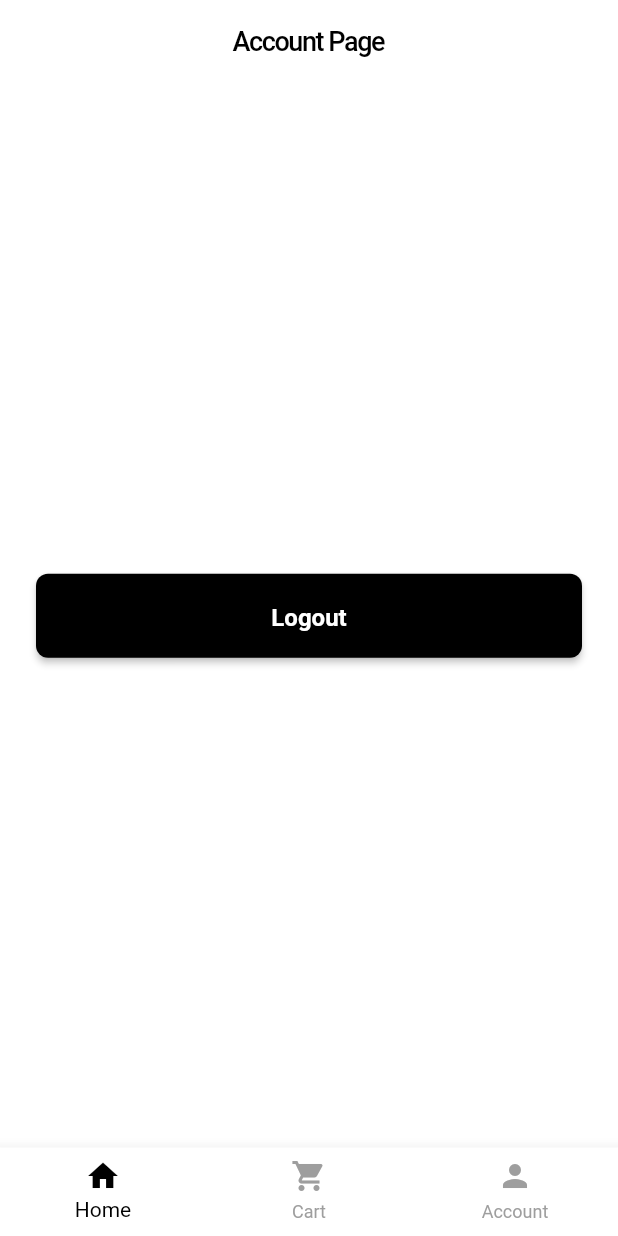
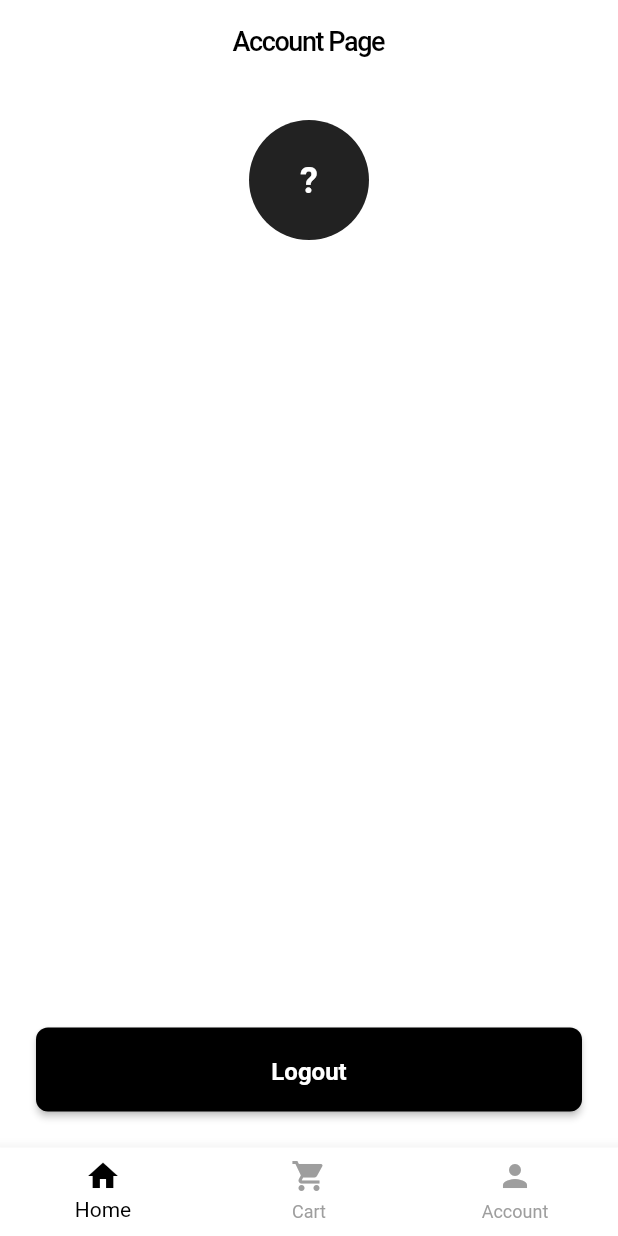
Before and after one commit to raheeldevninja/products_store, a Flutter app: the AccountPage screen opened by its route, on a phone screen of 412 x 824 dp. Run offline on Flutter 3.47's test engine with Material 3 defaults, Android fonts, the phone set to English and light mode, and no system bars; our stand-ins replace awesome_snackbar_content, cached_network_image, cloud_firestore, equatable, firebase_auth, firebase_core and 3 more; accounts and stored records are empty; generated files the repository leaves out were written again.

Commit message:
displayed user info on products and account page, fixed name issue, update display name after sign up

```diff
--- a/lib/features/account/presentation/pages/account_page.dart
+++ b/lib/features/account/presentation/pages/account_page.dart
@@ -4,6 +4,7 @@ import 'package:go_router/go_router.dart';
 import 'package:products_store/core/ui/widgets/app_button.dart';
 import 'package:products_store/core/ui/widgets/app_dialog.dart';
 import 'package:products_store/core/ui/widgets/base_app_bar.dart';
+import 'package:products_store/core/ui/widgets/loading_indicator.dart';
 import 'package:products_store/features/auth/presentation/bloc/auth_bloc.dart';
 
 class AccountPage extends StatelessWidget {
@@ -13,17 +14,61 @@ class AccountPage extends StatelessWidget {
   Widget build(BuildContext context) {
     return Scaffold(
       appBar: BaseAppBar(title: 'Account Page'),
-      body: BlocListener<AuthBloc, AuthState>(
+      body: BlocConsumer<AuthBloc, AuthState>(
         listener: (context, state) {
           if (state is AuthUnauthenticated) {
             context.go('/signIn');
           }
         },
-        child: Padding(
+        builder: (context, state) {
+
+          if(state is AuthAuthenticated) {
+
+            final user = state.user;
+
+            // Build initials
+            final initials = (user.name.isNotEmpty
+                ? user.name.trim().split(' ').map((e) => e[0]).take(2).join()
+                : user.email.isNotEmpty
+                ? user.email[0]
+                : '?')
+                .toUpperCase();
+
+            return  Padding(
               padding: const EdgeInsets.all(24.0),
               child: Column(
                 mainAxisAlignment: MainAxisAlignment.center,
                 children: [
+
+                  CircleAvatar(
+                    radius: 40,
+                    backgroundColor: Colors.black87,
+                    child: Text(
+                      initials,
+                      style: const TextStyle(
+                        color: Colors.white,
+                        fontSize: 24,
+                        fontWeight: FontWeight.bold,
+                      ),
+                    ),
+                  ),
+                  const SizedBox(height: 16),
+                  Text(
+                    user.name,
+                    style: const TextStyle(
+                      fontSize: 20,
+                      fontWeight: FontWeight.w600,
+                    ),
+                  ),
+                  const SizedBox(height: 4),
+                  Text(
+                    user.email,
+                    style: const TextStyle(
+                      fontSize: 16,
+                      color: Colors.grey,
+                    ),
+                  ),
+                  const Spacer(),
 
                   //logout button
                   AppButton(
@@ -33,7 +78,11 @@ class AccountPage extends StatelessWidget {
 
                 ],
               ),
-        ),
+            );
+          }
+
+          return LoadingIndicator();
+        },
       ),
     );
   }
--- a/lib/features/auth/data/repositories/auth_repository_impl.dart
+++ b/lib/features/auth/data/repositories/auth_repository_impl.dart
@@ -50,6 +50,10 @@ class AuthRepositoryImpl extends AuthRepository {
     final userModel = UserModel(uid: fbUser.uid, name: name, email: email);
     await remote.createUserDocument(userModel);
 
+    // update FirebaseAuth profile (optional but useful)
+    await fbUser.updateDisplayName(name);
+    await fbUser.reload();
+
     return userModel.toEntity();
   }
 
```
Also changed, not shown: lib/features/auth/data/datasources/auth_remote_data_source.dart (+10 -1 lines), lib/features/product/presentation/pages/products_page.dart (+66 -1 lines). Lines whose indentation alone changed are shown as unchanged.
